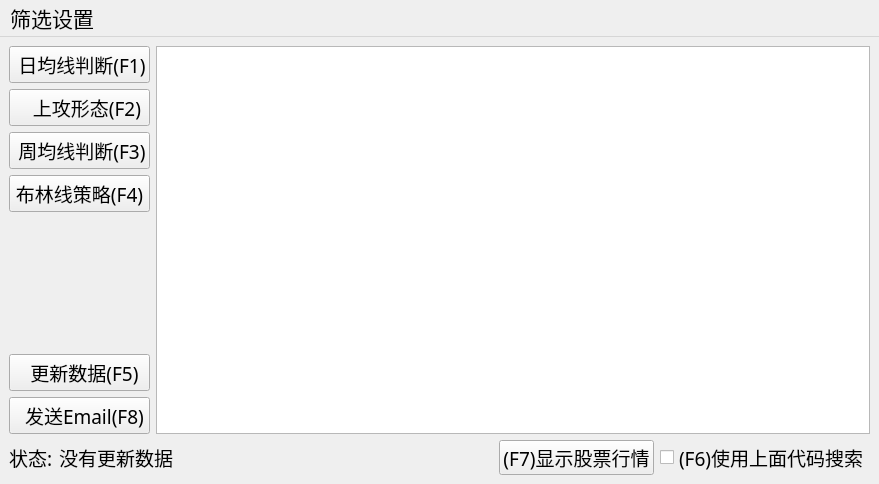
Before: the Qt Designer form Windows/clsMainWindow.ui in caicaiking/AbamaAnalysis, drawn with Qt 5.
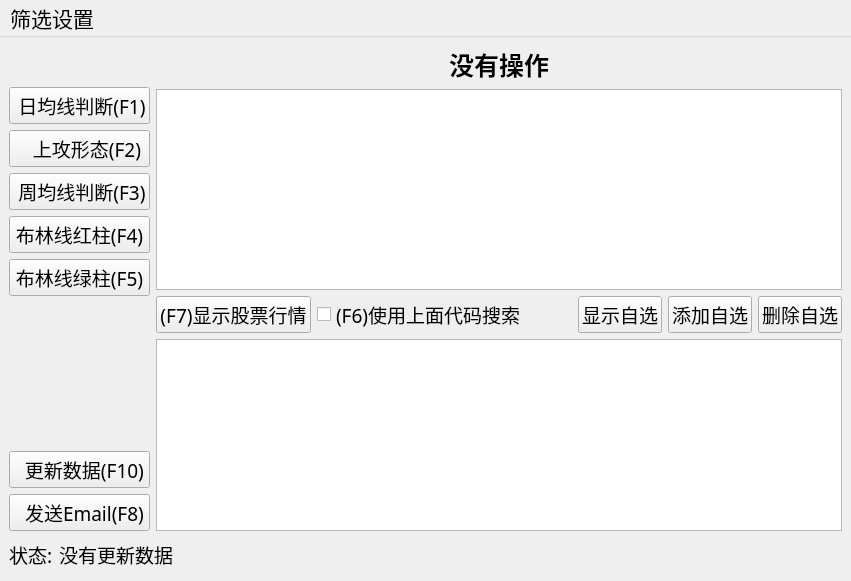
After: the same form once the commit is applied. Icons and pictures are not drawn.

Commit message: 添加了自选股

Patch:
```diff
--- a/Windows/clsMainWindow.ui
+++ b/Windows/clsMainWindow.ui
@@ -6,19 +6,49 @@
    <rect>
     <x>0</x>
     <y>0</y>
-    <width>879</width>
-    <height>484</height>
+    <width>851</width>
+    <height>581</height>
    </rect>
   </property>
   <property name="windowTitle">
    <string>恒通股票分析家</string>
   </property>
   <widget class="QWidget" name="centralwidget">
-   <layout class="QVBoxLayout" name="verticalLayout_2">
+   <layout class="QVBoxLayout" name="verticalLayout_3">
     <item>
-     <layout class="QHBoxLayout" name="horizontalLayout_2">
+     <layout class="QHBoxLayout" name="horizontalLayout_3">
       <item>
        <layout class="QVBoxLayout" name="verticalLayout">
+        <item>
+         <widget class="QLabel" name="lblTitle_2">
+          <property name="minimumSize">
+           <size>
+            <width>0</width>
+            <height>35</height>
+           </size>
+          </property>
+          <property name="sizeIncrement">
+           <size>
+            <width>0</width>
+            <height>0</height>
+           </size>
+          </property>
+          <property name="font">
+           <font>
+            <family>思源黑体 CN</family>
+            <pointsize>19</pointsize>
+            <weight>75</weight>
+            <bold>true</bold>
+           </font>
+          </property>
+          <property name="text">
+           <string/>
+          </property>
+          <property name="alignment">
+           <set>Qt::AlignCenter</set>
+          </property>
+         </widget>
+        </item>
         <item>
          <widget class="QPushButton" name="btnMa">
           <property name="minimumSize">
@@ -154,7 +184,7 @@
            </font>
           </property>
           <property name="text">
-           <string>布林线策略(F4)</string>
+           <string>布林线红柱(F4)</string>
           </property>
           <property name="icon">
            <iconset resource="../MyRes.qrc">
@@ -171,6 +201,44 @@
           </property>
          </widget>
         </item>
+        <item>
+         <widget class="QPushButton" name="btnBollinGreen">
+          <property name="minimumSize">
+           <size>
+            <width>0</width>
+            <height>35</height>
+           </size>
+          </property>
+          <property name="sizeIncrement">
+           <size>
+            <width>0</width>
+            <height>0</height>
+           </size>
+          </property>
+          <property name="font">
+           <font>
+            <family>楷体</family>
+            <pointsize>14</pointsize>
+           </font>
+          </property>
+          <property name="text">
+           <string>布林线绿柱(F5)</string>
+          </property>
+          <property name="icon">
+           <iconset resource="../MyRes.qrc">
+            <normaloff>:/Icons/bollin.png</normaloff>:/Icons/bollin.png</iconset>
+          </property>
+          <property name="iconSize">
+           <size>
+            <width>30</width>
+            <height>30</height>
+           </size>
+          </property>
+          <property name="shortcut">
+           <string>F5</string>
+          </property>
+         </widget>
+        </item>
         <item>
          <spacer name="verticalSpacer">
           <property name="orientation">
@@ -205,7 +273,7 @@
            </font>
           </property>
           <property name="text">
-           <string>  更新数据(F5)</string>
+           <string>  更新数据(F10)</string>
           </property>
           <property name="icon">
            <iconset resource="../MyRes.qrc">
@@ -263,25 +331,247 @@
        </layout>
       </item>
       <item>
-       <widget class="QTextEdit" name="txtCodes">
-        <property name="minimumSize">
-         <size>
-          <width>450</width>
-          <height>0</height>
-         </size>
-        </property>
-        <property name="font">
-         <font>
-          <family>楷体</family>
-          <pointsize>20</pointsize>
-         </font>
-        </property>
-       </widget>
+       <layout class="QVBoxLayout" name="verticalLayout_2" stretch="0,10,0,0">
+        <item>
+         <widget class="QLabel" name="lblTitle">
+          <property name="minimumSize">
+           <size>
+            <width>0</width>
+            <height>35</height>
+           </size>
+          </property>
+          <property name="sizeIncrement">
+           <size>
+            <width>0</width>
+            <height>0</height>
+           </size>
+          </property>
+          <property name="font">
+           <font>
+            <family>思源黑体 CN</family>
+            <pointsize>19</pointsize>
+            <weight>75</weight>
+            <bold>true</bold>
+           </font>
+          </property>
+          <property name="text">
+           <string>没有操作</string>
+          </property>
+          <property name="alignment">
+           <set>Qt::AlignCenter</set>
+          </property>
+         </widget>
+        </item>
+        <item>
+         <widget class="QTextEdit" name="txtCodes">
+          <property name="minimumSize">
+           <size>
+            <width>450</width>
+            <height>0</height>
+           </size>
+          </property>
+          <property name="font">
+           <font>
+            <family>楷体</family>
+            <pointsize>20</pointsize>
+           </font>
+          </property>
+         </widget>
+        </item>
+        <item>
+         <layout class="QHBoxLayout" name="horizontalLayout_2">
+          <item>
+           <widget class="QPushButton" name="btnShowStock">
+            <property name="minimumSize">
+             <size>
+              <width>0</width>
+              <height>35</height>
+             </size>
+            </property>
+            <property name="sizeIncrement">
+             <size>
+              <width>0</width>
+              <height>0</height>
+             </size>
+            </property>
+            <property name="font">
+             <font>
+              <family>楷体</family>
+              <pointsize>14</pointsize>
+             </font>
+            </property>
+            <property name="text">
+             <string>(F7)显示股票行情</string>
+            </property>
+            <property name="iconSize">
+             <size>
+              <width>30</width>
+              <height>30</height>
+             </size>
+            </property>
+            <property name="shortcut">
+             <string>F7</string>
+            </property>
+           </widget>
+          </item>
+          <item>
+           <widget class="QCheckBox" name="chkUseLastResut">
+            <property name="minimumSize">
+             <size>
+              <width>0</width>
+              <height>35</height>
+             </size>
+            </property>
+            <property name="sizeIncrement">
+             <size>
+              <width>0</width>
+              <height>0</height>
+             </size>
+            </property>
+            <property name="font">
+             <font>
+              <family>楷体</family>
+              <pointsize>14</pointsize>
+             </font>
+            </property>
+            <property name="text">
+             <string>(F6)使用上面代码搜索</string>
+            </property>
+            <property name="shortcut">
+             <string>F6</string>
+            </property>
+           </widget>
+          </item>
+          <item>
+           <spacer name="horizontalSpacer">
+            <property name="orientation">
+             <enum>Qt::Horizontal</enum>
+            </property>
+            <property name="sizeHint" stdset="0">
+             <size>
+              <width>40</width>
+              <height>20</height>
+             </size>
+            </property>
+           </spacer>
+          </item>
+          <item>
+           <widget class="QPushButton" name="btnShowFavorite">
+            <property name="minimumSize">
+             <size>
+              <width>0</width>
+              <height>35</height>
+             </size>
+            </property>
+            <property name="sizeIncrement">
+             <size>
+              <width>0</width>
+              <height>0</height>
+             </size>
+            </property>
+            <property name="font">
+             <font>
+              <family>楷体</family>
+              <pointsize>14</pointsize>
+             </font>
+            </property>
+            <property name="text">
+             <string>显示自选</string>
+            </property>
+            <property name="iconSize">
+             <size>
+              <width>30</width>
+              <height>30</height>
+             </size>
+            </property>
+           </widget>
+          </item>
+          <item>
+           <widget class="QPushButton" name="btnAddFavorite">
+            <property name="minimumSize">
+             <size>
+              <width>0</width>
+              <height>35</height>
+             </size>
+            </property>
+            <property name="sizeIncrement">
+             <size>
+              <width>0</width>
+              <height>0</height>
+             </size>
+            </property>
+            <property name="font">
+             <font>
+              <family>楷体</family>
+              <pointsize>14</pointsize>
+             </font>
+            </property>
+            <property name="text">
+             <string>添加自选</string>
+            </property>
+            <property name="iconSize">
+             <size>
+              <width>30</width>
+              <height>30</height>
+             </size>
+            </property>
+           </widget>
+          </item>
+          <item>
+           <widget class="QPushButton" name="btnDeleteFavirate">
+            <property name="minimumSize">
+             <size>
+              <width>0</width>
+              <height>35</height>
+             </size>
+            </property>
+            <property name="sizeIncrement">
+             <size>
+              <width>0</width>
+              <height>0</height>
+             </size>
+            </property>
+            <property name="font">
+             <font>
+              <family>楷体</family>
+              <pointsize>14</pointsize>
+             </font>
+            </property>
+            <property name="text">
+             <string>删除自选</string>
+            </property>
+            <property name="iconSize">
+             <size>
+              <width>30</width>
+              <height>30</height>
+             </size>
+            </property>
+           </widget>
+          </item>
+         </layout>
+        </item>
+        <item>
+         <widget class="QTextEdit" name="txtDetail">
+          <property name="minimumSize">
+           <size>
+            <width>450</width>
+            <height>0</height>
+           </size>
+          </property>
+          <property name="font">
+           <font>
+            <family>楷体</family>
+            <pointsize>20</pointsize>
+           </font>
+          </property>
+         </widget>
+        </item>
+       </layout>
       </item>
      </layout>
     </item>
     <item>
-     <layout class="QHBoxLayout" name="horizontalLayout" stretch="0,1,0,0">
+     <layout class="QHBoxLayout" name="horizontalLayout" stretch="0,1">
       <item>
        <widget class="QLabel" name="label_2">
         <property name="minimumSize">
@@ -332,68 +622,6 @@
         </property>
        </widget>
       </item>
-      <item>
-       <widget class="QPushButton" name="btnShowStock">
-        <property name="minimumSize">
-         <size>
-          <width>0</width>
-          <height>35</height>
-         </size>
-        </property>
-        <property name="sizeIncrement">
-         <size>
-          <width>0</width>
-          <height>0</height>
-         </size>
-        </property>
-        <property name="font">
-         <font>
-          <family>楷体</family>
-          <pointsize>14</pointsize>
-         </font>
-        </property>
-        <property name="text">
-         <string>(F7)显示股票行情</string>
-        </property>
-        <property name="iconSize">
-         <size>
-          <width>30</width>
-          <height>30</height>
-         </size>
-        </property>
-        <property name="shortcut">
-         <string>F7</string>
-        </property>
-       </widget>
-      </item>
-      <item>
-       <widget class="QCheckBox" name="chkUseLastResut">
-        <property name="minimumSize">
-         <size>
-          <width>0</width>
-          <height>35</height>
-         </size>
-        </property>
-        <property name="sizeIncrement">
-         <size>
-          <width>0</width>
-          <height>0</height>
-         </size>
-        </property>
-        <property name="font">
-         <font>
-          <family>楷体</family>
-          <pointsize>14</pointsize>
-         </font>
-        </property>
-        <property name="text">
-         <string>(F6)使用上面代码搜索</string>
-        </property>
-        <property name="shortcut">
-         <string>F6</string>
-        </property>
-       </widget>
-      </item>
      </layout>
     </item>
    </layout>
@@ -403,7 +631,7 @@
     <rect>
      <x>0</x>
      <y>0</y>
-     <width>879</width>
+     <width>851</width>
      <height>37</height>
     </rect>
    </property>
```
Left out of the diff: 2 changed lines with no effect on the pictures. The commit also changes 14 other files.
